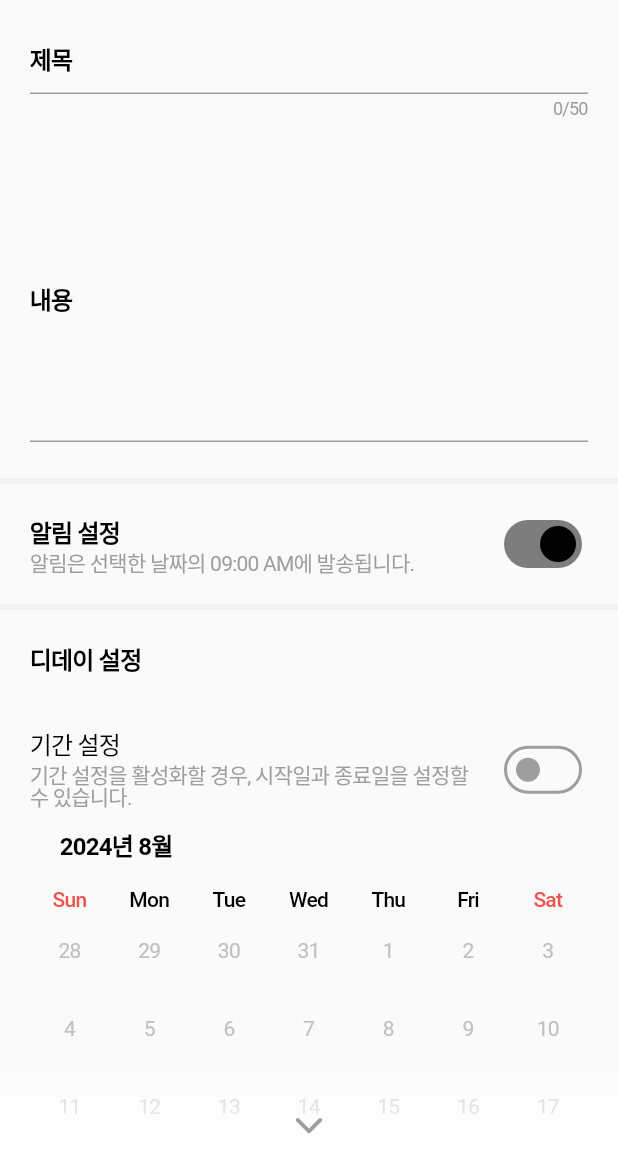
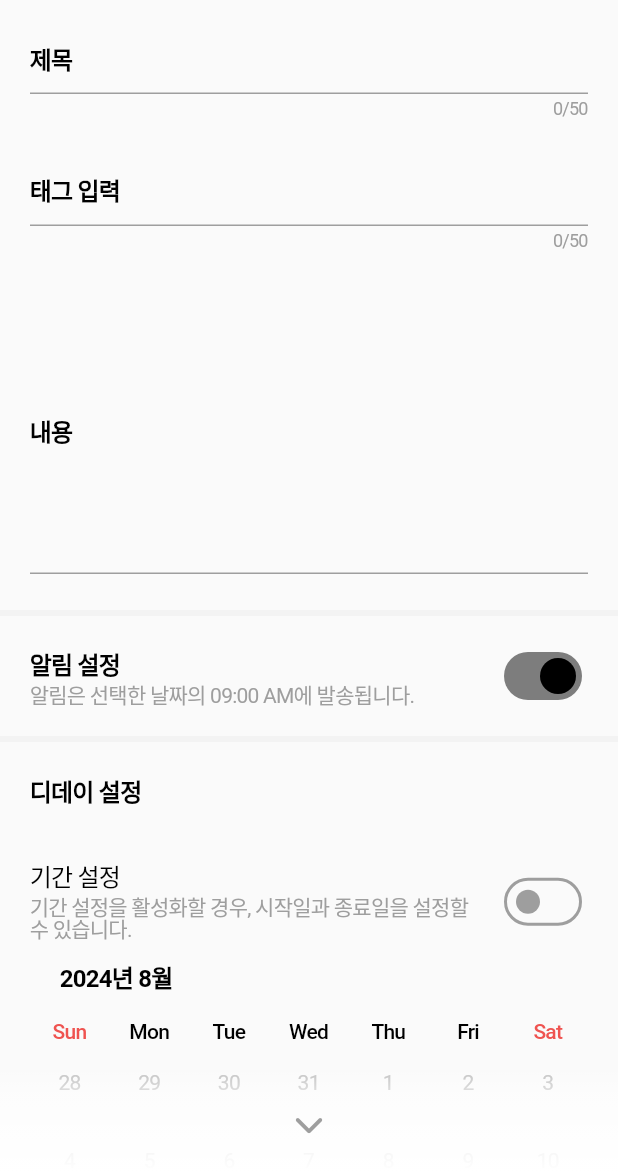
Before and after one commit to Raonshi/simply_todo, a Flutter app: the _AddTodoPageBody screen opened directly, on a phone screen of 412 x 824 dp, the part 62-1236 px from its top. Run offline on Flutter 3.47's test engine with Material 3 defaults, Android fonts, the phone set to English and light mode, and no system bars; drawn by our look-alikes of loader_overlay, table_calendar; our stand-ins replace animate_do, bloc, easy_localization, flutter_bloc, flutter_local_notifications, flutter_slidable and 4 more; accounts and stored records are empty.

Commit message:
feat:implements tag

```diff
--- a/lib/bloc/add_todo/add_todo_state.dart
+++ b/lib/bloc/add_todo/add_todo_state.dart
@@ -7,6 +7,8 @@ class AddTodoState {
   final DateTime dueDate;
   final RangeDateModel? rangeDate;
   final bool showNotification;
+  final String? tempTagInput;
+  final List<TagModel> tags;
 
   /* UI States */
   final bool visibleScrollArrow;
@@ -18,6 +20,8 @@ class AddTodoState {
     required this.dueDate,
     this.rangeDate,
     this.showNotification = true,
+    this.tempTagInput,
+    this.tags = const [],
     this.visibleScrollArrow = true,
     this.rangeSelection = false,
   });
@@ -30,6 +34,8 @@ class AddTodoState {
     bool? visibleScrollArrow,
     RangeDateModel? rangeDate,
     bool? rangeSelection,
+    List<TagModel>? tags,
+    String? tempTagInput,
   }) {
     return AddTodoState(
       title: title ?? this.title,
@@ -39,6 +45,8 @@ class AddTodoState {
       showNotification: showNotification ?? this.showNotification,
       visibleScrollArrow: visibleScrollArrow ?? this.visibleScrollArrow,
       rangeSelection: rangeSelection ?? this.rangeSelection,
+      tags: tags ?? this.tags,
+      tempTagInput: tempTagInput ?? this.tempTagInput,
     );
   }
 
@@ -56,6 +64,6 @@ class AddTodoState {
 
   @override
   String toString() {
-    return "AddTodoState{title: $title, content: $content, dueDate: $dueDate, rangeDate: ${rangeDate.toString()}, showNotification: $showNotification, visibleScrollArrow: $visibleScrollArrow, rangeSelection: $rangeSelection}";
+    return "AddTodoState{title: $title, content: $content, dueDate: $dueDate, rangeDate: ${rangeDate.toString()}, showNotification: $showNotification, visibleScrollArrow: $visibleScrollArrow, rangeSelection: $rangeSelection, tags: $tags, tempTagInput: $tempTagInput}";
   }
 }
--- a/lib/ui/add_todo/page/add_todo_page.dart
+++ b/lib/ui/add_todo/page/add_todo_page.dart
@@ -113,6 +113,61 @@ class _AddTodoPageBody extends StatelessWidget {
                               }
                               return null;
                             },
+                          ),
+                        ),
+                        const SizedBox(height: 24.0),
+
+                        Padding(
+                          padding: const EdgeInsets.symmetric(horizontal: 20.0),
+                          child: Row(
+                            children: [
+                              if (state.tags.isNotEmpty) ...[
+                                ...state.tags.map(
+                                  (tag) => Chip(
+                                    label: Text(tag.label),
+                                    deleteIcon: Icon(
+                                      FontAwesomeIcons.xmark,
+                                      size: 16.0,
+                                    ),
+                                    onDeleted: () => context
+                                        .read<AddTodoBloc>()
+                                        .removeTag(state.tags.indexOf(tag)),
+                                  ),
+                                ),
+                                SizedBox(width: 4.0),
+                              ],
+                              Expanded(
+                                child: TextFormField(
+                                  cursorColor: context.colorTheme.onPrimary,
+                                  maxLength: 50,
+                                  decoration: InputDecoration(
+                                    labelText: "태그 입력",
+                                    labelStyle:
+                                        context.textTheme.titleSmall?.copyWith(
+                                      color: context.colorTheme.onPrimary,
+                                    ),
+                                    focusedBorder: UnderlineInputBorder(
+                                      borderSide: BorderSide(
+                                        color: context.colorTheme.onPrimary,
+                                        width: 1.5,
+                                      ),
+                                    ),
+                                  ),
+                                  textInputAction: TextInputAction.next,
+                                  onChanged: context
+                                      .read<AddTodoBloc>()
+                                      .updateTempTagInput,
+                                  onEditingComplete:
+                                      context.read<AddTodoBloc>().addTag,
+                                  validator: (String? value) {
+                                    if ((value ?? "").isEmpty) {
+                                      return "해시태그를 입력해주세요";
+                                    }
+                                    return null;
+                                  },
+                                ),
+                              ),
+                            ],
                           ),
                         ),
                         const SizedBox(height: 24.0),
```
Also changed, not shown: lib/bloc/add_todo/add_todo_bloc.dart (+19 -0 lines), lib/domain/model/tag_model.dart (+6 -2 lines).
